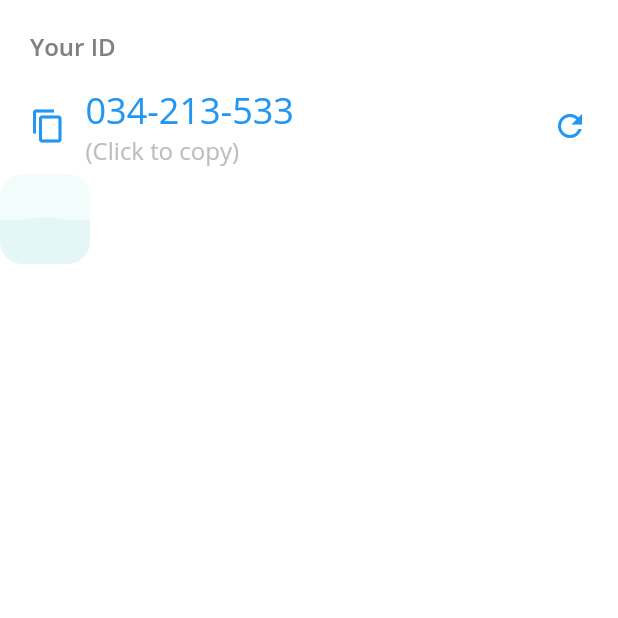
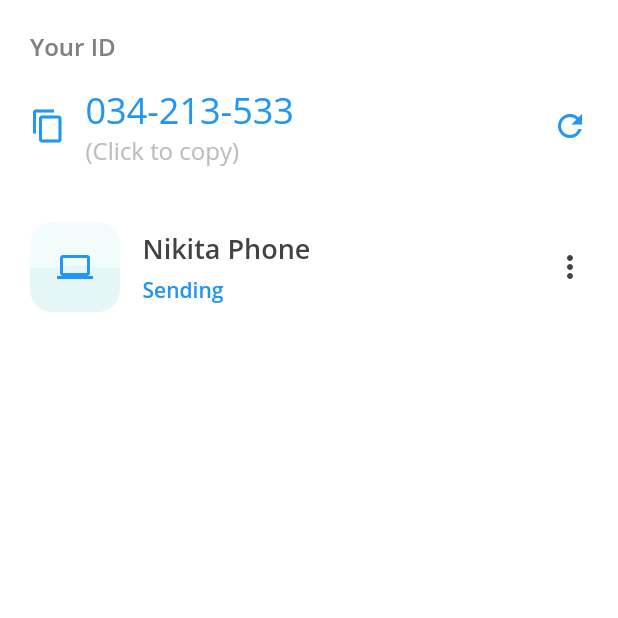
Before and after one commit to sudox-history/droply-mobile, a Flutter app: the NetworkScreen screen opened directly, on a phone screen of 412 x 824 dp, the top half of it. Run offline on Flutter 3.47's test engine with Material 2 defaults, Android fonts, the phone set to English and light mode, and no system bars; our stand-ins replace device_info, easy_localization.

Commit message:
[UI] Created device widget.

```diff
--- a/lib/main/device_widget.dart
+++ b/lib/main/device_widget.dart
@@ -1,31 +1,94 @@
-import 'dart:ui';
-
 import 'package:droply/common/constants.dart';
 import 'package:flutter/material.dart';
 import 'dart:math';
+import 'dart:ui';
 
 class DeviceWidget extends StatelessWidget {
+  final String _name;
+  final String _description;
+  final Color _primaryColor;
+  final Color _backgroundColor;
+  final Color _liquidColor;
+  final IconData _icon;
+
+  DeviceWidget(this._name, this._description, this._primaryColor, this._backgroundColor, this._liquidColor, this._icon);
+
   @override
   Widget build(BuildContext context) {
-    return Row(
+    return Padding(
+      padding: EdgeInsets.only(top: 7.5, bottom: 7.5),
+      child: Row(
         children: [
-        _DeviceAquarium(),
+          Container(
+            child: _DeviceAquarium(_backgroundColor, _liquidColor, _primaryColor, _icon),
+            margin: EdgeInsets.only(left: 20),
+          ),
+          Expanded(
+            child: Container(
+              margin: EdgeInsets.only(left: 15),
+              child: Column(
+                crossAxisAlignment: CrossAxisAlignment.start,
+                children: [
+                  Text(
+                    _name,
+                    style: TextStyle(
+                      color: AppColors.labelTextColor,
+                      fontFamily: AppFonts.openSans,
+                      fontWeight: AppFonts.semibold,
+                      fontSize: 18,
+                    ),
+                  ),
+                  Container(
+                    margin: EdgeInsets.only(top: 5),
+                    child: Text(
+                      _description,
+                      style: TextStyle(
+                        color: _primaryColor,
+                        fontFamily: AppFonts.openSans,
+                        fontWeight: AppFonts.semibold,
+                        fontSize: 14,
+                      ),
+                    ),
+                  )
                 ],
+              ),
+            ),
+          ),
+          IconButton(
+            padding: EdgeInsets.all(20),
+            color: AppColors.labelTextColor,
+            icon: Icon(Icons.more_vert),
+            onPressed: () {},
+          )
+        ],
+      ),
     );
   }
 }
 
 class _DeviceAquarium extends StatefulWidget {
+  final Color _backgroundColor;
+  final Color _liquidColor;
+  final Color _iconColor;
+  final IconData _icon;
+
+  _DeviceAquarium(this._backgroundColor, this._liquidColor, this._iconColor, this._icon);
+
   @override
-  State<StatefulWidget> createState() => _DeviceAquariumState();
+  State<StatefulWidget> createState() => _DeviceAquariumState(_backgroundColor, _liquidColor, _iconColor, _icon);
 }
 
 class _DeviceAquariumState extends State<_DeviceAquarium> with TickerProviderStateMixin {
+  AnimationController _wavePositionAnimationController;
   AnimationController _waveScaleAnimationController;
+  Animation<double> _wavePositionAnimation;
   Animation<double> _waveScaleAnimation;
+  final Color _backgroundColor;
+  final Color _liquidColor;
+  final Color _iconColor;
+  final IconData _icon;
 
-  AnimationController _wavePositionAnimationController;
-  Animation<double> _wavePositionAnimation;
+  _DeviceAquariumState(this._backgroundColor, this._liquidColor, this._iconColor, this._icon);
 
   @override
   void initState() {
@@ -77,20 +140,29 @@ class _DeviceAquariumState extends State<_DeviceAquarium> with TickerProviderSta
 
   @override
   Widget build(BuildContext context) {
-    return AnimatedBuilder(
+    return Stack(
+      alignment: AlignmentDirectional.center,
+      children: [
+        AnimatedBuilder(
           animation: _wavePositionAnimation,
           builder: (context, snapshot) {
             return CustomPaint(
               size: Size.square(60),
               painter: _DeviceAquariumPainter(
-            AppColors.lightGreen,
-            AppColors.lightGreenBG,
+                _liquidColor,
+                _backgroundColor,
                 0.5,
                 _waveScaleAnimation.value,
                 _wavePositionAnimation.value,
               ),
             );
           },
+        ),
+        Icon(
+          _icon,
+          color: _iconColor,
+        ),
+      ],
     );
   }
 
--- a/lib/main/network.dart
+++ b/lib/main/network.dart
@@ -15,7 +15,15 @@ class NetworkScreen extends StatelessWidget {
         child: Column(
           children: [
             _buildIdBlock(),
-            DeviceWidget()
+            SizedBox(height: 22.5),
+            DeviceWidget(
+              "Nikita Phone",
+              "Sending",
+              AppColors.blue,
+              AppColors.lightGreenBG,
+              AppColors.lightGreen,
+              Icons.computer,
+            )
           ],
         ),
       ),
```
Lines whose indentation alone changed are shown as unchanged.
